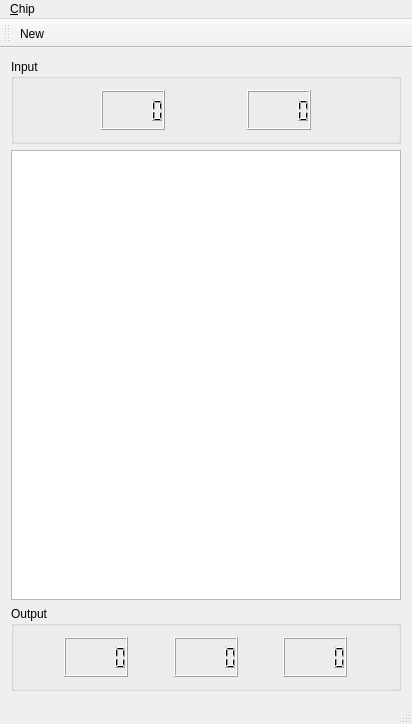
First picture: the form in mainwindow.ui, repository MangoMaster/qt_microfluidic_chip_simulator, before the edit.
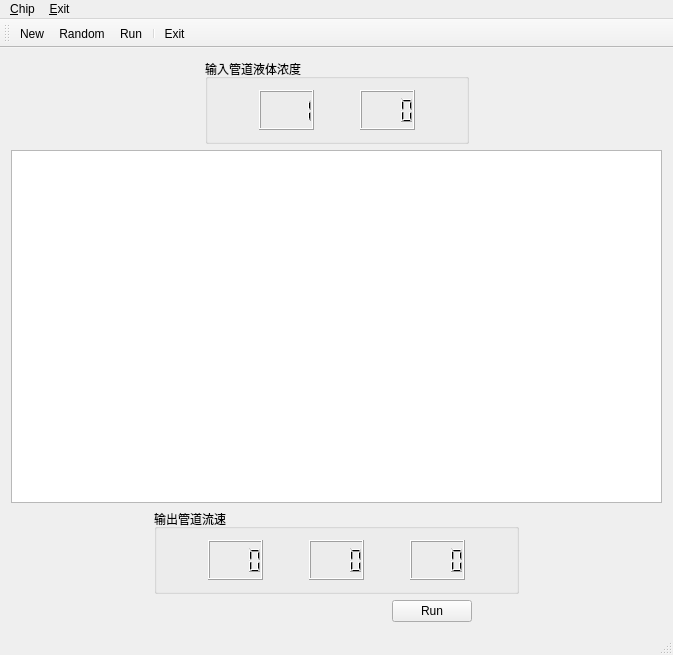
Second picture: the form after the edit. Custom widgets are drawn as their Qt base class.

What changed in the file:
```diff
--- a/mainwindow.ui
+++ b/mainwindow.ui
@@ -6,8 +6,8 @@
    <rect>
     <x>0</x>
     <y>0</y>
-    <width>412</width>
-    <height>724</height>
+    <width>673</width>
+    <height>655</height>
    </rect>
   </property>
   <property name="windowTitle">
@@ -16,9 +16,24 @@
   <widget class="QWidget" name="centralWidget">
    <layout class="QVBoxLayout" name="verticalLayout">
     <item>
+     <layout class="QHBoxLayout" name="horizontalLayout_3">
+      <item>
+       <spacer name="horizontalSpacer_8">
+        <property name="orientation">
+         <enum>Qt::Horizontal</enum>
+        </property>
+        <property name="sizeHint" stdset="0">
+         <size>
+          <width>100</width>
+          <height>60</height>
+         </size>
+        </property>
+       </spacer>
+      </item>
+      <item>
      <widget class="QGroupBox" name="groupBox">
       <property name="title">
-       <string>Input</string>
+         <string>输入管道液体浓度</string>
       </property>
       <layout class="QGridLayout" name="gridLayout">
        <item row="0" column="0">
@@ -37,7 +52,14 @@
           </spacer>
          </item>
          <item>
-          <widget class="QLCDNumber" name="lcdNumber"/>
+            <widget class="QLCDNumber" name="lcdNumber">
+             <property name="digitCount">
+              <number>4</number>
+             </property>
+             <property name="intValue" stdset="0">
+              <number>1</number>
+             </property>
+            </widget>
          </item>
          <item>
           <spacer name="horizontalSpacer_2">
@@ -53,7 +75,11 @@
           </spacer>
          </item>
          <item>
-          <widget class="QLCDNumber" name="lcdNumber_2"/>
+            <widget class="QLCDNumber" name="lcdNumber_2">
+             <property name="digitCount">
+              <number>4</number>
+             </property>
+            </widget>
          </item>
          <item>
           <spacer name="horizontalSpacer_3">
@@ -74,12 +100,42 @@
      </widget>
     </item>
     <item>
+       <spacer name="horizontalSpacer_9">
+        <property name="orientation">
+         <enum>Qt::Horizontal</enum>
+        </property>
+        <property name="sizeHint" stdset="0">
+         <size>
+          <width>100</width>
+          <height>20</height>
+         </size>
+        </property>
+       </spacer>
+      </item>
+     </layout>
+    </item>
+    <item>
      <widget class="Chip" name="graphicsView"/>
     </item>
     <item>
+     <layout class="QHBoxLayout" name="horizontalLayout_4">
+      <item>
+       <spacer name="horizontalSpacer_10">
+        <property name="orientation">
+         <enum>Qt::Horizontal</enum>
+        </property>
+        <property name="sizeHint" stdset="0">
+         <size>
+          <width>100</width>
+          <height>60</height>
+         </size>
+        </property>
+       </spacer>
+      </item>
+      <item>
      <widget class="QGroupBox" name="groupBox_2">
       <property name="title">
-       <string>Output</string>
+         <string>输出管道流速</string>
       </property>
       <layout class="QGridLayout" name="gridLayout_2">
        <item row="0" column="0">
@@ -98,7 +154,11 @@
           </spacer>
          </item>
          <item>
-          <widget class="QLCDNumber" name="lcdNumber_3"/>
+            <widget class="QLCDNumber" name="lcdNumber_3">
+             <property name="digitCount">
+              <number>4</number>
+             </property>
+            </widget>
          </item>
          <item>
           <spacer name="horizontalSpacer_5">
@@ -114,7 +174,11 @@
           </spacer>
          </item>
          <item>
-          <widget class="QLCDNumber" name="lcdNumber_4"/>
+            <widget class="QLCDNumber" name="lcdNumber_4">
+             <property name="digitCount">
+              <number>4</number>
+             </property>
+            </widget>
          </item>
          <item>
           <spacer name="horizontalSpacer_6">
@@ -130,7 +194,11 @@
           </spacer>
          </item>
          <item>
-          <widget class="QLCDNumber" name="lcdNumber_5"/>
+            <widget class="QLCDNumber" name="lcdNumber_5">
+             <property name="digitCount">
+              <number>4</number>
+             </property>
+            </widget>
          </item>
          <item>
           <spacer name="horizontalSpacer_7">
@@ -150,6 +218,71 @@
       </layout>
      </widget>
     </item>
+      <item>
+       <spacer name="horizontalSpacer_11">
+        <property name="orientation">
+         <enum>Qt::Horizontal</enum>
+        </property>
+        <property name="sizeHint" stdset="0">
+         <size>
+          <width>100</width>
+          <height>20</height>
+         </size>
+        </property>
+       </spacer>
+      </item>
+     </layout>
+    </item>
+    <item>
+     <layout class="QHBoxLayout" name="horizontalLayout_5">
+      <item>
+       <spacer name="horizontalSpacer_12">
+        <property name="orientation">
+         <enum>Qt::Horizontal</enum>
+        </property>
+        <property name="sizeHint" stdset="0">
+         <size>
+          <width>40</width>
+          <height>20</height>
+         </size>
+        </property>
+       </spacer>
+      </item>
+      <item>
+       <spacer name="horizontalSpacer_13">
+        <property name="orientation">
+         <enum>Qt::Horizontal</enum>
+        </property>
+        <property name="sizeHint" stdset="0">
+         <size>
+          <width>40</width>
+          <height>20</height>
+         </size>
+        </property>
+       </spacer>
+      </item>
+      <item>
+       <widget class="QPushButton" name="pushButton_2">
+        <property name="text">
+         <string>Run</string>
+        </property>
+       </widget>
+      </item>
+      <item>
+       <spacer name="horizontalSpacer_14">
+        <property name="orientation">
+         <enum>Qt::Horizontal</enum>
+        </property>
+        <property name="sizeHint" stdset="0">
+         <size>
+          <width>40</width>
+          <height>20</height>
+         </size>
+        </property>
+       </spacer>
+      </item>
+     </layout>
+    </item>
    </layout>
   </widget>
   <widget class="QMenuBar" name="menuBar">
@@ -157,7 +290,7 @@
     <rect>
      <x>0</x>
      <y>0</y>
-     <width>412</width>
+     <width>673</width>
      <height>39</height>
     </rect>
    </property>
@@ -166,8 +299,17 @@
      <string>&amp;Chip</string>
     </property>
     <addaction name="action_New"/>
+    <addaction name="actionRandom"/>
+    <addaction name="action_Run"/>
+   </widget>
+   <widget class="QMenu" name="menu_Exit">
+    <property name="title">
+     <string>&amp;Exit</string>
+    </property>
+    <addaction name="action_Exit"/>
    </widget>
    <addaction name="menu_Settings"/>
+   <addaction name="menu_Exit"/>
   </widget>
   <widget class="QToolBar" name="mainToolBar">
    <attribute name="toolBarArea">
@@ -177,6 +319,10 @@
     <bool>false</bool>
    </attribute>
    <addaction name="action_New"/>
+   <addaction name="actionRandom"/>
+   <addaction name="action_Run"/>
+   <addaction name="separator"/>
+   <addaction name="action_Exit"/>
   </widget>
   <widget class="QStatusBar" name="statusBar"/>
   <action name="action_New">
@@ -187,6 +333,27 @@
     <string>Ctrl+N</string>
    </property>
   </action>
+  <action name="action_Run">
+   <property name="text">
+    <string>&amp;Run</string>
+   </property>
+   <property name="toolTip">
+    <string>Run</string>
+   </property>
+   <property name="shortcut">
+    <string>Ctrl+R</string>
+   </property>
+  </action>
+  <action name="actionRandom">
+   <property name="text">
+    <string>Random</string>
+   </property>
+  </action>
+  <action name="action_Exit">
+   <property name="text">
+    <string>&amp;Exit</string>
+   </property>
+  </action>
  </widget>
  <layoutdefault spacing="6" margin="11"/>
  <customwidgets>
```
Left out of the diff: 19 changed lines with no effect on the pictures. Lines whose indentation alone changed are shown as unchanged.
